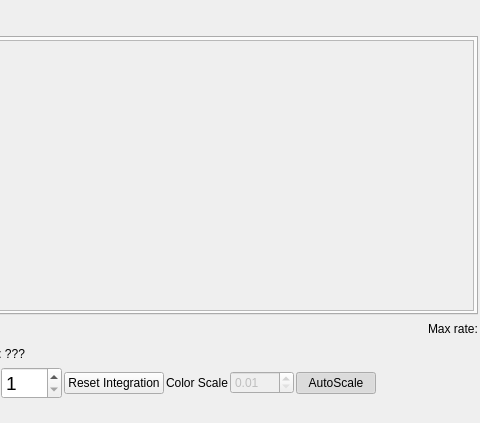
The window that dastardcommander/ui/observe.ui (usnistgov/dastardcommander) describes before a commit, drawn with Qt 5; both pictures show x 266 to 746 and y 0 to 423 of the 746 by 423 pixel window.
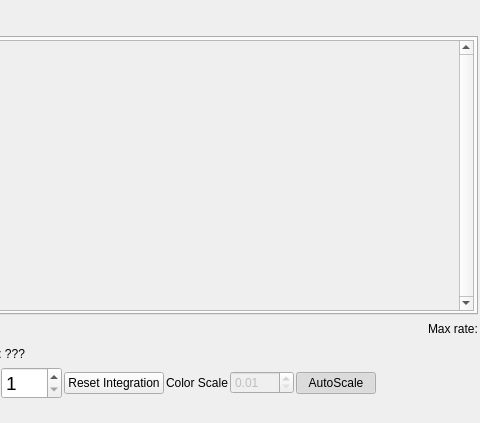
The same window after the commit.

Commit message: Try to make scroll bar work

```diff
--- a/dastardcommander/ui/observe.ui
+++ b/dastardcommander/ui/observe.ui
@@ -58,6 +58,9 @@
          </property>
          <item>
           <widget class="QScrollArea" name="gridScrollArea">
+           <property name="verticalScrollBarPolicy">
+            <enum>Qt::ScrollBarAlwaysOn</enum>
+           </property>
            <property name="widgetResizable">
             <bool>true</bool>
            </property>
```
Left out of the diff: 2 changed lines with no effect on the pictures.
